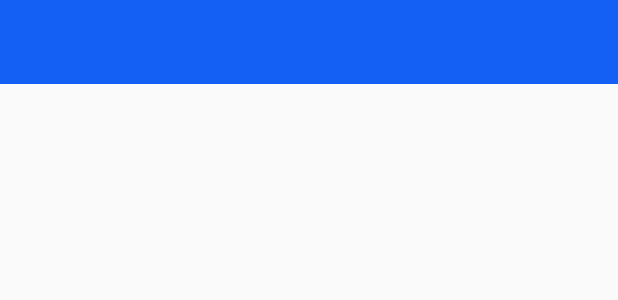
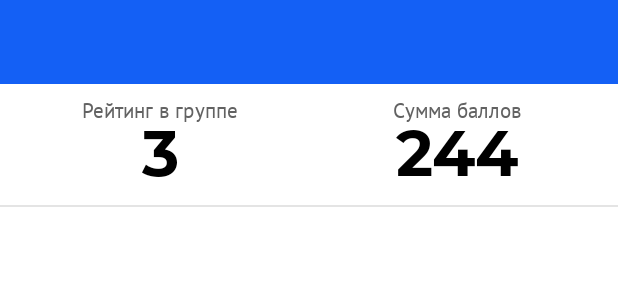
Before and after one commit to DVegasa/volsuRating, an Android app: the layout activity_main.xml on its own in the app's theme, with its tools: preview values and no code run, on a phone screen of 412 x 824 dp. Shown: the top 300 px of the screen. Run offline under Robolectric (Android 15) with nearby library versions, the phone set to English and light mode, and no system bars.

Commit message:
[+] Statistics, minor design improves
Took 1 hour 14 minutes

```diff
--- a/app/src/main/res/layout/activity_main.xml
+++ b/app/src/main/res/layout/activity_main.xml
@@ -4,7 +4,8 @@
         xmlns:tools="http://schemas.android.com/tools"
         android:layout_width="match_parent"
         android:layout_height="match_parent"
-        tools:context=".screens.main.MainActivity">
+        tools:context=".screens.main.MainActivity"
+        android:background="#fff">
 
     <androidx.appcompat.widget.Toolbar
             style="@style/Toolbar"
@@ -20,7 +21,66 @@
             android:orientation="horizontal"
             app:layout_constraintEnd_toEndOf="parent"
             app:layout_constraintStart_toStartOf="parent"
-            app:layout_constraintTop_toBottomOf="@id/toolbarDef" />
+            app:layout_constraintTop_toBottomOf="@id/toolbarDef"
+            android:gravity="center_horizontal"
+            android:padding="8dp">
+
+        <FrameLayout
+                android:layout_gravity="center_horizontal"
+                android:layout_width="0dp"
+                android:layout_height="wrap_content"
+                android:layout_weight="1">
+            <TextView
+                    android:layout_gravity="center_horizontal"
+                    android:layout_width="wrap_content"
+                    android:layout_height="wrap_content"
+                    android:textColor="#626262"
+                    android:text="Рейтинг в группе"/>
+
+            <TextView
+                    android:id="@+id/tvRating"
+                    android:layout_width="wrap_content"
+                    android:layout_height="wrap_content"
+                    android:textSize="42sp"
+                    tools:text="3"
+                    android:fontFamily="@font/montserrat"
+                    android:textColor="#000"
+                    android:layout_gravity="center_horizontal"
+                    android:layout_marginTop="8dp"/>
+        </FrameLayout>
+        <FrameLayout
+                android:layout_gravity="center_horizontal"
+                android:layout_width="0dp"
+                android:layout_weight="1"
+                android:layout_height="wrap_content">
+            <TextView
+                    android:layout_gravity="center_horizontal"
+                    android:layout_width="wrap_content"
+                    android:layout_height="wrap_content"
+                    android:textColor="#626262"
+                    android:text="Сумма баллов"/>
+
+            <TextView
+                    android:id="@+id/tvScore"
+                    android:layout_width="wrap_content"
+                    android:layout_height="wrap_content"
+                    android:textSize="42sp"
+                    tools:text="244"
+                    android:fontFamily="@font/montserrat"
+                    android:textColor="#000"
+                    android:layout_gravity="center_horizontal"
+                    android:layout_marginTop="8dp"/>
+        </FrameLayout>
+    </LinearLayout>
+
+    <LinearLayout
+            android:id="@+id/separator"
+            android:layout_width="match_parent"
+            android:layout_height="1dp"
+            android:background="#E4E4E4"
+            app:layout_constraintTop_toBottomOf="@id/llTopPanel"
+            app:layout_constraintStart_toStartOf="parent"
+            app:layout_constraintEnd_toEndOf="parent"/>
 
     <androidx.recyclerview.widget.RecyclerView
             android:id="@+id/rvSubjects"
@@ -29,7 +89,7 @@
             app:layout_constraintBottom_toBottomOf="parent"
             app:layout_constraintEnd_toEndOf="parent"
             app:layout_constraintStart_toStartOf="parent"
-            app:layout_constraintTop_toBottomOf="@+id/llTopPanel">
+            app:layout_constraintTop_toBottomOf="@+id/separator">
 
     </androidx.recyclerview.widget.RecyclerView>
 
```
Also changed, not shown: app/src/main/java/io/github/dvegasa/volsurating/Emoji.kt (added, +15 -0 lines), app/src/main/java/io/github/dvegasa/volsurating/data_processing/Statistics.kt (added, +37 -0 lines), app/src/main/java/io/github/dvegasa/volsurating/screens/main/MainActivity.kt (+19 -8 lines), app/src/main/java/io/github/dvegasa/volsurating/screens/main/RvSubjectsAdapter.kt (+43 -4 lines).
